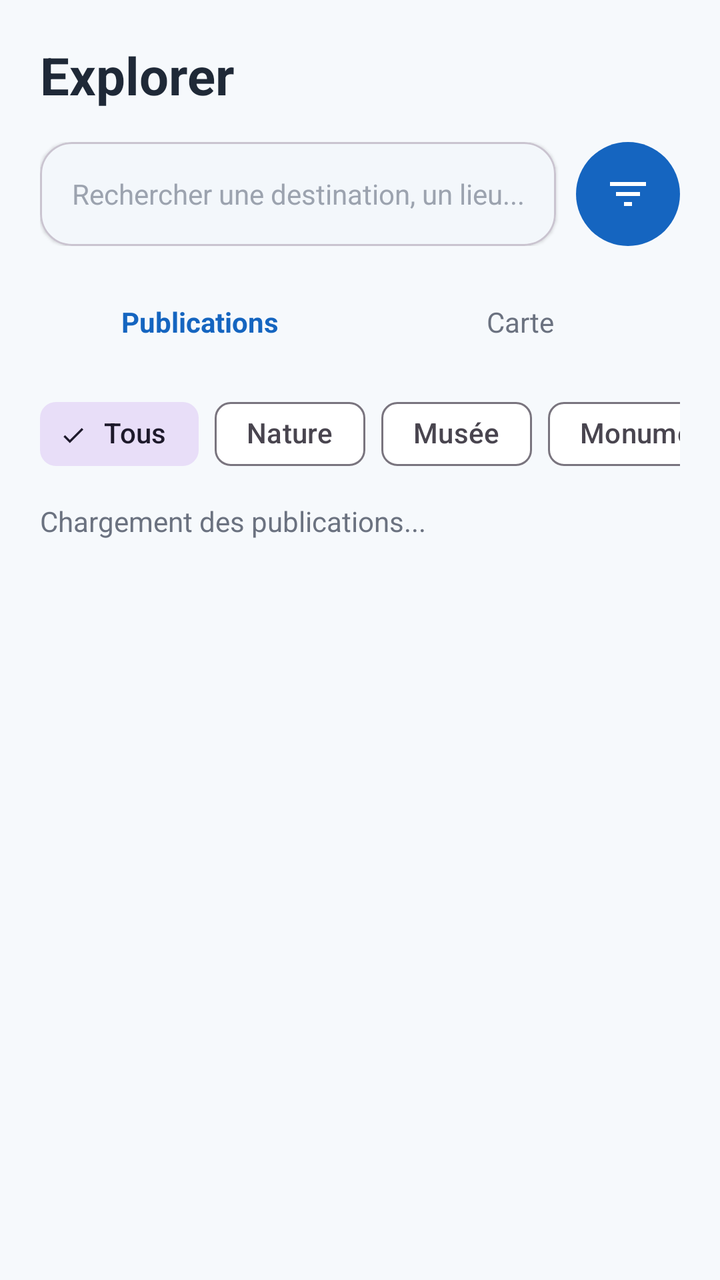
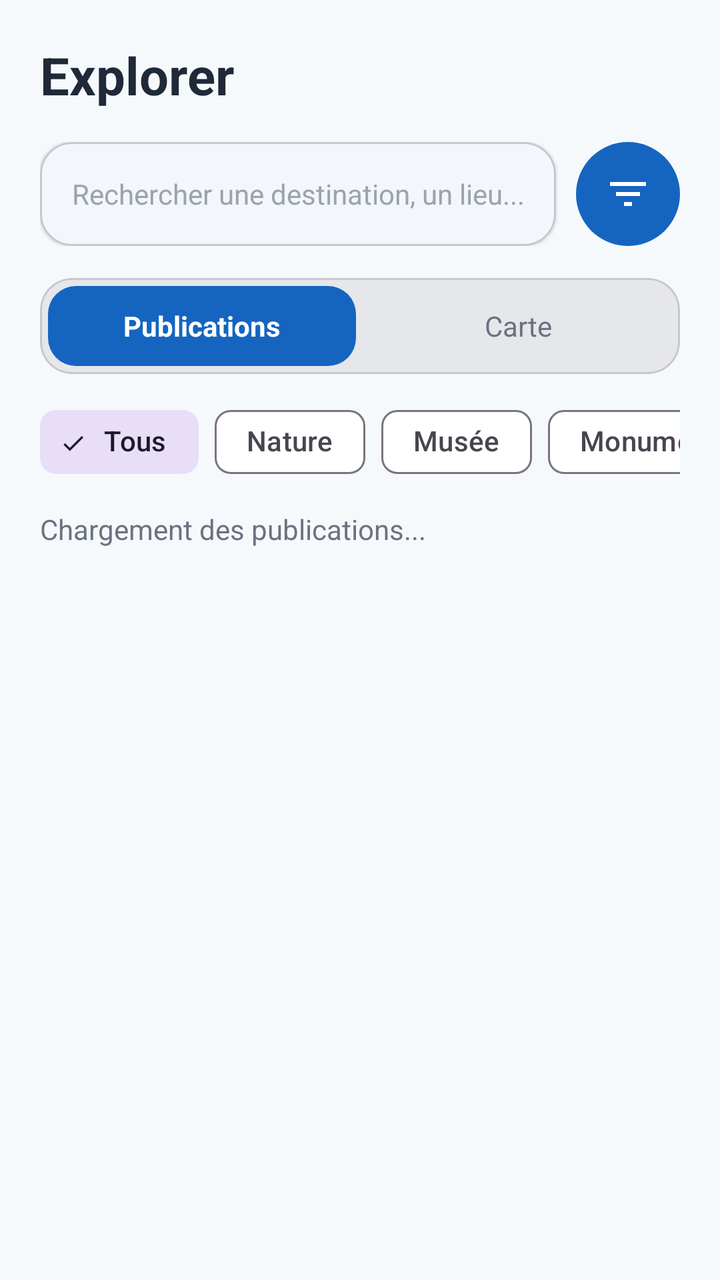

Screens rendered from an Android XML layout before and after an edit, with the pre-edit source and the edit as a unified diff.
<!-- AndroidManifest.xml: application theme Theme.Traveling -->
<!-- res/layout/fragment_search.xml -->
<?xml version="1.0" encoding="utf-8"?>
<LinearLayout xmlns:android="http://schemas.android.com/apk/res/android"
    xmlns:app="http://schemas.android.com/apk/res-auto"
    android:layout_width="match_parent"
    android:layout_height="match_parent"
    android:background="@color/travel_background"
    android:orientation="vertical"
    android:padding="20dp">

    <com.google.android.material.textview.MaterialTextView
        android:layout_width="match_parent"
        android:layout_height="wrap_content"
        android:text="Explorer"
        android:textColor="@color/travel_on_surface"
        android:textSize="26sp"
        android:textStyle="bold" />

    
    <LinearLayout
        android:layout_width="match_parent"
        android:layout_height="52dp"
        android:layout_marginTop="16dp"
        android:gravity="center_vertical"
        android:orientation="horizontal">

        <com.google.android.material.card.MaterialCardView
            android:layout_width="0dp"
            android:layout_height="match_parent"
            android:layout_weight="1"
            app:cardBackgroundColor="@color/travel_surface"
            app:cardCornerRadius="16dp"
            app:cardElevation="1dp">

            <com.google.android.material.textfield.TextInputEditText
                android:id="@+id/editTextSearch"
                android:layout_width="match_parent"
                android:layout_height="match_parent"
                android:background="@android:color/transparent"
                android:hint="Rechercher une destination, un lieu..."
                android:inputType="text"
                android:maxLines="1"
                android:paddingStart="16dp"
                android:paddingEnd="16dp"
                android:textColor="@color/travel_on_surface"
                android:textColorHint="#9CA3AF"
                android:textSize="14sp" />

        </com.google.android.material.card.MaterialCardView>

        <ImageButton
            android:id="@+id/buttonFilters"
            android:layout_width="52dp"
            android:layout_height="52dp"
            android:layout_marginStart="10dp"
            android:background="@drawable/bg_circle_primary"
            android:contentDescription="Filtres"
            android:padding="14dp"
            android:src="@drawable/ic_filter"
            app:tint="@android:color/white" />

    </LinearLayout>

    
    <LinearLayout
        android:layout_width="match_parent"
        android:layout_height="44dp"
        android:layout_marginTop="16dp"
        android:orientation="horizontal">

        <TextView
            android:id="@+id/tabPublications"
            android:layout_width="0dp"
            android:layout_height="match_parent"
            android:layout_weight="1"
            android:gravity="center"
            android:text="Publications"
            android:textColor="@color/travel_primary"
            android:textStyle="bold" />

        <TextView
            android:id="@+id/tabMap"
            android:layout_width="0dp"
            android:layout_height="match_parent"
            android:layout_weight="1"
            android:gravity="center"
            android:text="Carte"
            android:textColor="#6B7280" />

    </LinearLayout>

    <HorizontalScrollView
        android:layout_width="match_parent"
        android:layout_height="wrap_content"
        android:layout_marginTop="10dp"
        android:clipToPadding="false"
        android:overScrollMode="never"
        android:scrollbars="none">

        <com.google.android.material.chip.ChipGroup
            android:id="@+id/chipGroupPlaceTypes"
            android:layout_width="wrap_content"
            android:layout_height="wrap_content"
            app:singleLine="true"
            app:singleSelection="true"
            app:selectionRequired="true">

            <com.google.android.material.chip.Chip
                android:id="@+id/chipAll"
                style="@style/Widget.Material3.Chip.Filter"
                android:layout_width="wrap_content"
                android:layout_height="wrap_content"
                android:checked="true"
                android:text="Tous" />

            <com.google.android.material.chip.Chip
                android:id="@+id/chipNature"
                style="@style/Widget.Material3.Chip.Filter"
                android:layout_width="wrap_content"
                android:layout_height="wrap_content"
                android:text="Nature" />

            <com.google.android.material.chip.Chip
                android:id="@+id/chipMuseum"
                style="@style/Widget.Material3.Chip.Filter"
                android:layout_width="wrap_content"
                android:layout_height="wrap_content"
                android:text="Musée" />

            <com.google.android.material.chip.Chip
                android:id="@+id/chipMonument"
                style="@style/Widget.Material3.Chip.Filter"
                android:layout_width="wrap_content"
                android:layout_height="wrap_content"
                android:text="Monument" />

            <com.google.android.material.chip.Chip
                android:id="@+id/chipStreet"
                style="@style/Widget.Material3.Chip.Filter"
                android:layout_width="wrap_content"
                android:layout_height="wrap_content"
                android:text="Rue" />

            <com.google.android.material.chip.Chip
                android:id="@+id/chipRestaurant"
                style="@style/Widget.Material3.Chip.Filter"
                android:layout_width="wrap_content"
                android:layout_height="wrap_content"
                android:text="Restaurant" />

            <com.google.android.material.chip.Chip
                android:id="@+id/chipShop"
                style="@style/Widget.Material3.Chip.Filter"
                android:layout_width="wrap_content"
                android:layout_height="wrap_content"
                android:text="Magasin" />

            <com.google.android.material.chip.Chip
                android:id="@+id/chipBeach"
                style="@style/Widget.Material3.Chip.Filter"
                android:layout_width="wrap_content"
                android:layout_height="wrap_content"
                android:text="Plage" />

            <com.google.android.material.chip.Chip
                android:id="@+id/chipMountain"
                style="@style/Widget.Material3.Chip.Filter"
                android:layout_width="wrap_content"
                android:layout_height="wrap_content"
                android:text="Montagne" />

            <com.google.android.material.chip.Chip
                android:id="@+id/chipCity"
                style="@style/Widget.Material3.Chip.Filter"
                android:layout_width="wrap_content"
                android:layout_height="wrap_content"
                android:text="Ville" />

            <com.google.android.material.chip.Chip
                android:id="@+id/chipOther"
                style="@style/Widget.Material3.Chip.Filter"
                android:layout_width="wrap_content"
                android:layout_height="wrap_content"
                android:text="Autre" />

        </com.google.android.material.chip.ChipGroup>

    </HorizontalScrollView>

    <com.google.android.material.button.MaterialButton
        android:id="@+id/buttonFollowPlaceType"
        style="@style/Widget.Material3.Button.OutlinedButton"
        android:layout_width="wrap_content"
        android:layout_height="wrap_content"
        android:layout_marginTop="8dp"
        android:text="Suivre ce type"
        android:textAllCaps="false"
        android:visibility="gone" />

    <TextView
        android:id="@+id/textSearchStatus"
        android:layout_width="match_parent"
        android:layout_height="wrap_content"
        android:layout_marginTop="10dp"
        android:text="Chargement des publications..."
        android:textColor="#6B7280"
        android:textSize="14sp" />

    <androidx.recyclerview.widget.RecyclerView
        android:id="@+id/recyclerSearchPosts"
        android:layout_width="match_parent"
        android:layout_height="0dp"
        android:layout_marginTop="10dp"
        android:layout_weight="1"
        android:clipToPadding="false"
        android:paddingBottom="8dp" />

    <org.osmdroid.views.MapView
        android:id="@+id/mapSearch"
        android:layout_width="match_parent"
        android:layout_height="0dp"
        android:layout_marginTop="10dp"
        android:layout_weight="1"
        android:visibility="gone" />

</LinearLayout>
<!-- resources referenced by this layout -->
<resources>
  <color name="travel_background">#F6F9FC</color>
  <color name="travel_on_surface">#1F2937</color>
  <color name="travel_primary">#1565C0</color>
  <color name="travel_surface">#FFFFFF</color>
  <!-- drawable bg_circle_primary (drawable) -->
  <?xml version="1.0" encoding="utf-8"?>
  <shape xmlns:android="http://schemas.android.com/apk/res/android"
      android:shape="oval">
  
      <solid android:color="@color/travel_primary" />
  
  </shape>
  <!-- drawable ic_filter (drawable) -->
  <vector xmlns:android="http://schemas.android.com/apk/res/android"
      android:width="24dp"
      android:height="24dp"
      android:viewportWidth="24"
      android:viewportHeight="24">
  
      <path
          android:fillColor="@android:color/white"
          android:pathData="M10,18h4v-2h-4v2zM3,6v2h18V6H3zM6,13h12v-2H6v2z" />
  </vector>
  <style name="Theme.Traveling" parent="Base.Theme.Traveling" />
  <style name="Base.Theme.Traveling" parent="Theme.Material3.DayNight.NoActionBar">
          <item name="colorPrimary">@color/travel_primary</item>
          <item name="colorOnPrimary">@color/travel_on_primary</item>
  
          <item name="colorSecondary">@color/travel_secondary</item>
          <item name="colorOnSecondary">@color/travel_on_secondary</item>
  
          <item name="colorTertiary">@color/travel_tertiary</item>
          <item name="colorOnTertiary">@color/travel_on_tertiary</item>
  
          <item name="android:colorBackground">@color/travel_background</item>
          <item name="colorSurface">@color/travel_surface</item>
          <item name="colorOnSurface">@color/travel_on_surface</item>
      </style>
  <color name="travel_on_primary">#FFFFFF</color>
  <color name="travel_secondary">#26A69A</color>
  <color name="travel_on_secondary">#FFFFFF</color>
  <color name="travel_tertiary">#FFB74D</color>
  <color name="travel_on_tertiary">#1F2937</color>
</resources>

<!-- the commit's change to res/layout/fragment_search.xml (unified diff, before → after) -->
@@ -61,32 +61,45 @@
     </LinearLayout>
 
     
-    <LinearLayout
-        android:layout_width="match_parent"
-        android:layout_height="44dp"
+    <com.google.android.material.card.MaterialCardView
+        android:layout_width="match_parent"
+        android:layout_height="48dp"
         android:layout_marginTop="16dp"
-        android:orientation="horizontal">
-
-        <TextView
-            android:id="@+id/tabPublications"
-            android:layout_width="0dp"
+        app:cardBackgroundColor="#E5E7EB"
+        app:cardCornerRadius="16dp"
+        app:cardElevation="0dp">
+
+        <LinearLayout
+            android:layout_width="match_parent"
             android:layout_height="match_parent"
-            android:layout_weight="1"
-            android:gravity="center"
-            android:text="Publications"
-            android:textColor="@color/travel_primary"
-            android:textStyle="bold" />
-
-        <TextView
-            android:id="@+id/tabMap"
-            android:layout_width="0dp"
-            android:layout_height="match_parent"
-            android:layout_weight="1"
-            android:gravity="center"
-            android:text="Carte"
-            android:textColor="#6B7280" />
-
-    </LinearLayout>
+            android:orientation="horizontal"
+            android:padding="4dp">
+
+            <TextView
+                android:id="@+id/tabPublications"
+                android:layout_width="0dp"
+                android:layout_height="match_parent"
+                android:layout_weight="1"
+                android:background="@drawable/bg_segment_selected"
+                android:gravity="center"
+                android:text="Publications"
+                android:textColor="@android:color/white"
+                android:textStyle="bold" />
+
+            <TextView
+                android:id="@+id/tabMap"
+                android:layout_width="0dp"
+                android:layout_height="match_parent"
+                android:layout_marginStart="4dp"
+                android:layout_weight="1"
+                android:background="@drawable/bg_segment_unselected"
+                android:gravity="center"
+                android:text="Carte"
+                android:textColor="#6B7280" />
+
+        </LinearLayout>
+
+    </com.google.android.material.card.MaterialCardView>
 
     <HorizontalScrollView
         android:layout_width="match_parent"
<!-- resource entries referenced after the edit -->
@@ -11,6 +11,18 @@
   
       <solid android:color="@color/travel_primary" />
   
+  </shape>
+  <!-- drawable bg_segment_selected (drawable) -->
+  <?xml version="1.0" encoding="utf-8"?>
+  <shape xmlns:android="http://schemas.android.com/apk/res/android">
+      <solid android:color="@color/travel_primary" />
+      <corners android:radius="14dp" />
+  </shape>
+  <!-- drawable bg_segment_unselected (drawable) -->
+  <?xml version="1.0" encoding="utf-8"?>
+  <shape xmlns:android="http://schemas.android.com/apk/res/android">
+      <solid android:color="@android:color/transparent" />
+      <corners android:radius="14dp" />
   </shape>
   <!-- drawable ic_filter (drawable) -->
   <vector xmlns:android="http://schemas.android.com/apk/res/android"
